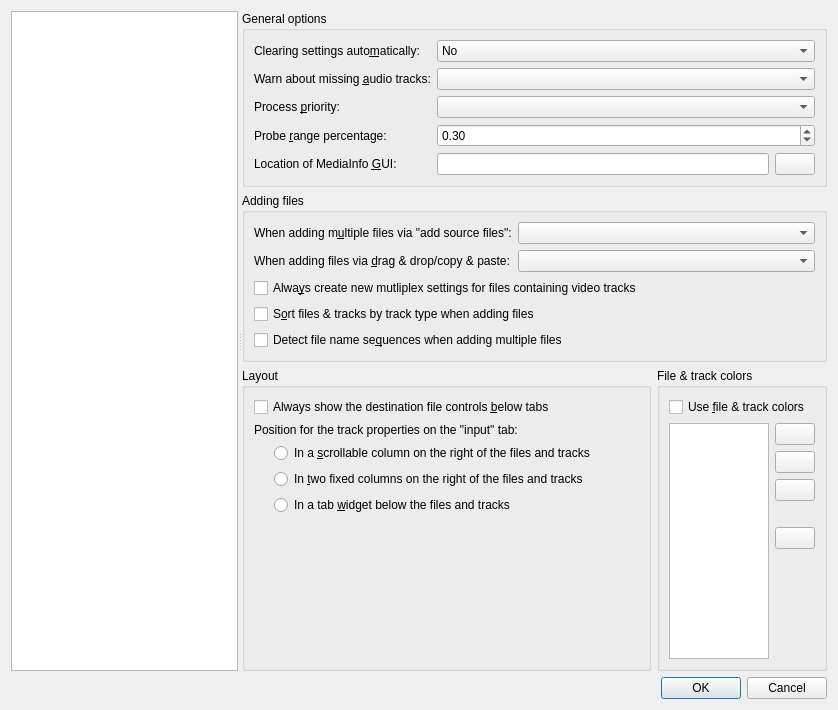
jpsdr/MKVToolnix-Windows-7, file src/mkvtoolnix-gui/forms/main_window/preferences_dialog.ui: the form before one commit.
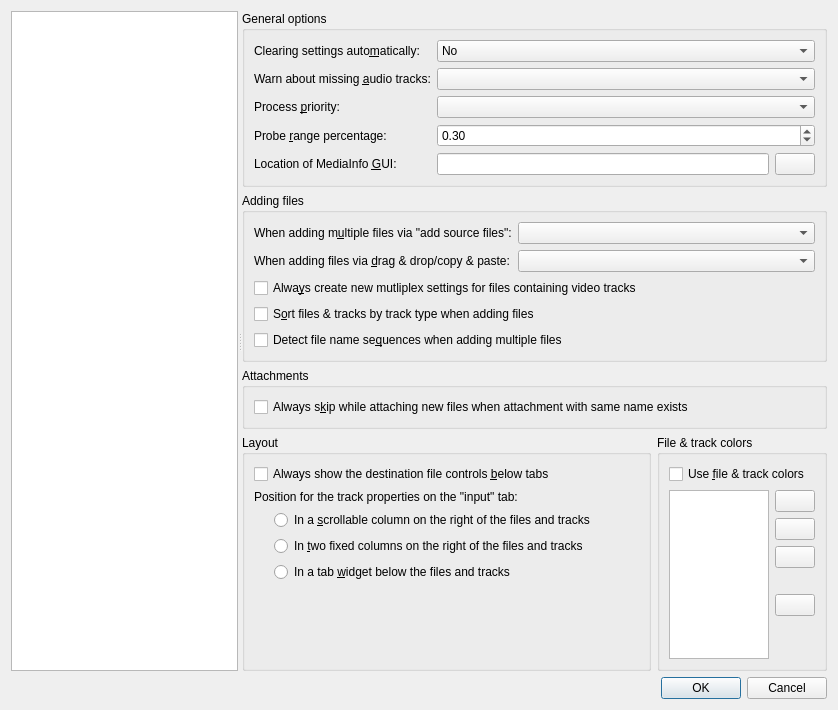
The form after the commit. The open tabs and pages were chosen to show the change. Icons and pictures are not drawn. Custom widgets are drawn as their Qt base class.

Commit message:
GUI: attachments: option for always skipping for existing attachments with same names
Implements #3213.

The edit to the form file:
```diff
--- a/src/mkvtoolnix-gui/forms/main_window/preferences_dialog.ui
+++ b/src/mkvtoolnix-gui/forms/main_window/preferences_dialog.ui
@@ -615,6 +615,22 @@
           </layout>
          </widget>
         </item>
+        <item>
+         <widget class="QGroupBox" name="groupBox_25">
+          <property name="title">
+           <string>Attachments</string>
+          </property>
+          <layout class="QVBoxLayout" name="verticalLayout_47">
+           <item>
+            <widget class="QCheckBox" name="cbMAttachmentAlwaysSkipForExistingName">
+             <property name="text">
+              <string>Always s&amp;kip while attaching new files when attachment with same name exists</string>
+             </property>
+            </widget>
+           </item>
+          </layout>
+         </widget>
+        </item>
         <item>
          <layout class="QHBoxLayout" name="horizontalLayout_17" stretch="1,0">
           <item>
```
Left out of the diff: 1 changed line with no effect on the pictures. The commit also changes 6 other files.
